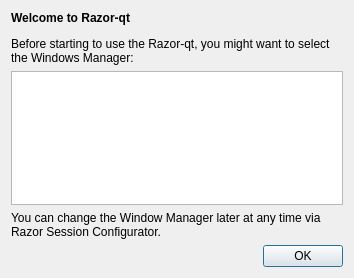
This is src/wmselectdialog.ui in lxqt/lxqt-session as Qt 5 draws it before an edit. The edited form follows.
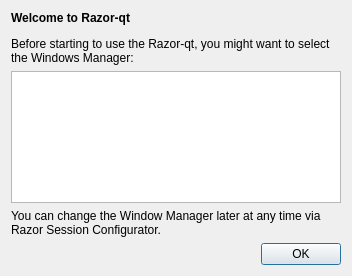
This is the edited form.

```diff
--- a/src/wmselectdialog.ui
+++ b/src/wmselectdialog.ui
@@ -6,8 +6,8 @@
    <rect>
     <x>0</x>
     <y>0</y>
-    <width>354</width>
-    <height>278</height>
+    <width>352</width>
+    <height>276</height>
    </rect>
   </property>
   <property name="windowTitle">
@@ -19,7 +19,7 @@
      <property name="text">
       <string>&lt;b&gt;Welcome to Razor-qt&lt;/b&gt;
 &lt;p&gt;
-Before starting to use the Razor-qt, you might want to select the Windows Manager:&lt;/p&gt;&lt;/body&gt;&lt;/html&gt;</string>
+Before starting to use the Razor-qt, you might want to select the Windows Manager:</string>
      </property>
      <property name="wordWrap">
       <bool>true</bool>
```
